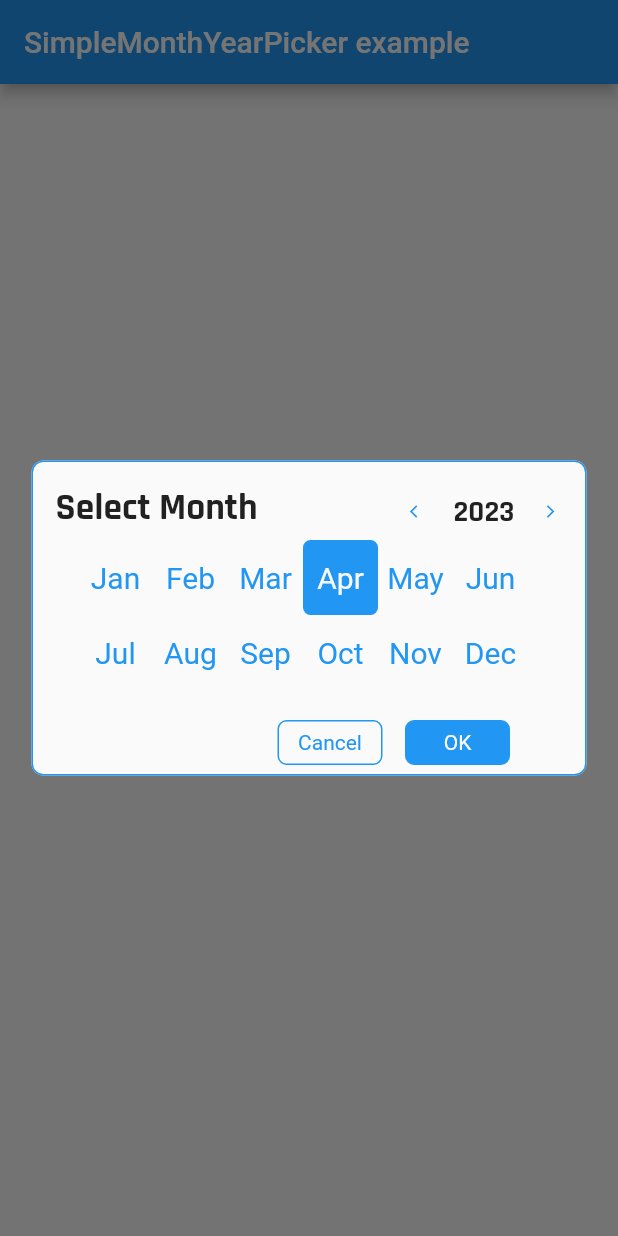
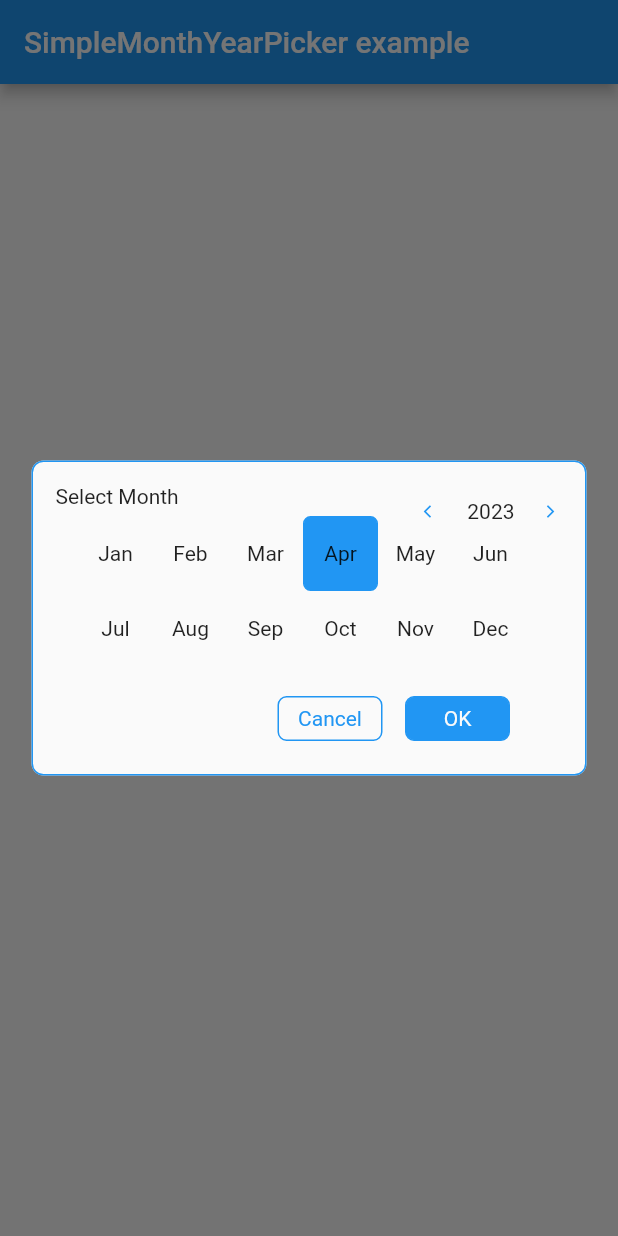
Before and after one commit to sivaprasadnk/SimpleMonthYearPicker, a Flutter app: the screen it shows after launch, after a tap on "show dialog", on a phone screen of 412 x 824 dp. Run offline on Flutter 3.47's test engine with Material 2 defaults, Android fonts, the phone set to English and light mode, and no system bars.

Commit message:
1681565213605

```diff
--- a/example/lib/main.dart
+++ b/example/lib/main.dart
@@ -36,11 +36,19 @@ class MyHomePage extends StatelessWidget {
           Center(
             child: ElevatedButton(
               onPressed: () async {
-                await SimpleMonthYearPicker.showMonthYearPickerDialog(
-                  context: context,
-                  barrierDismissible: true,
-                  disableFuture: true,
-                );
+                final selectedDate =
+                    await SimpleMonthYearPicker.showMonthYearPickerDialog(
+                        context: context,
+                        titleTextStyle: TextStyle(),
+                        monthTextStyle: TextStyle(),
+                        yearTextStyle: TextStyle(),
+                        disableFuture:
+                            true //DOC: This will disable future years. it is false by default.
+                        );
+                if (selectedDate != null) {
+                  // Use the selected date as needed
+                  print('Selected date: $selectedDate');
+                }
               },
               child: const Text('show dialog'),
             ),
```
